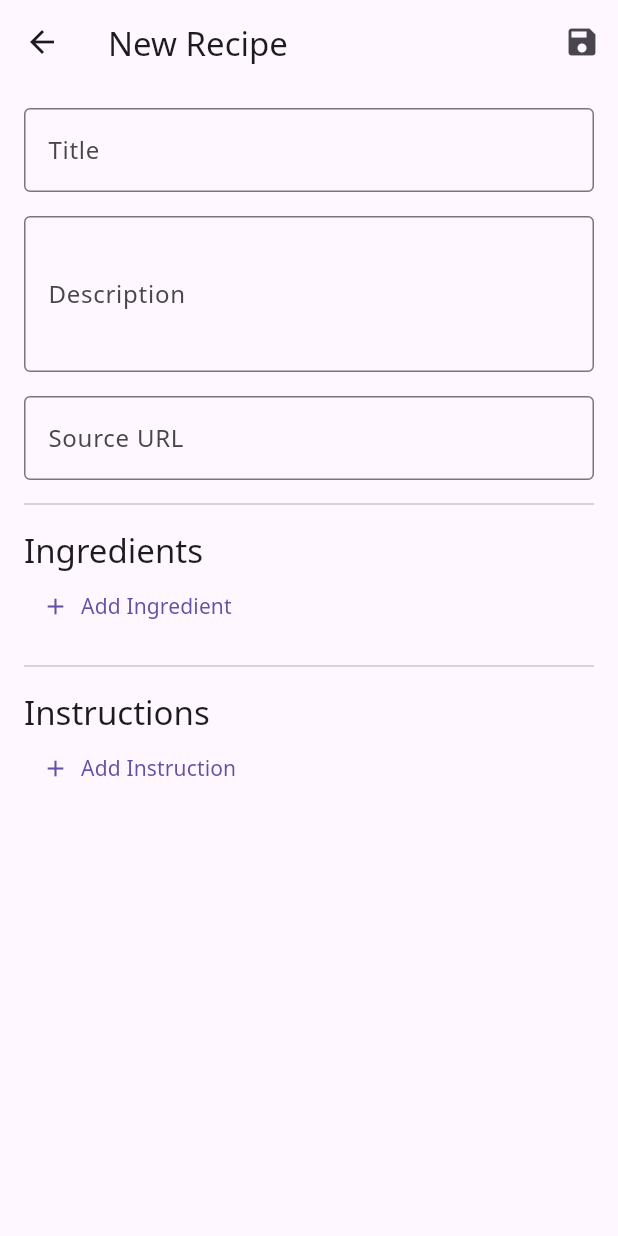
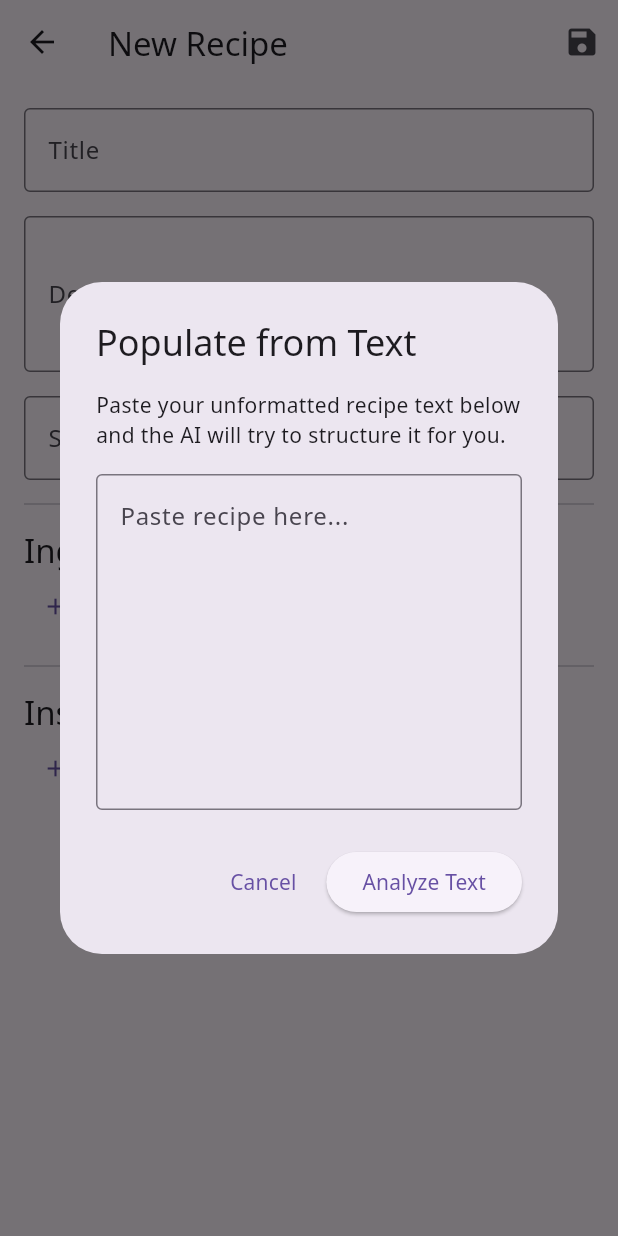
Before and after one commit to cernel-joson/recette, a Flutter app: the RecipeEditScreen screen opened directly, on a phone screen of 412 x 824 dp. Run offline on Flutter 3.47's test engine with Material 3 defaults, Android fonts, the phone set to English and light mode, and no system bars; our stand-ins replace pdf, printing, sqflite; accounts and stored records are empty.

Commit message:
add analyze recipe text function

```diff
--- a/lib/screens/recipe_edit_screen.dart
+++ b/lib/screens/recipe_edit_screen.dart
@@ -1,10 +1,14 @@
+// lib/screens/recipe_edit_screen.dart
+
+import 'dart:convert';
 import 'package:flutter/material.dart';
+import 'package:http/http.dart' as http;
 import '../models/recipe_model.dart';
 import '../helpers/database_helper.dart';
 
-// --- Recipe Edit Screen ---
+// This screen handles both creating a new recipe and editing an existing one.
 class RecipeEditScreen extends StatefulWidget {
-  final Recipe? recipe;
+  final Recipe? recipe; // If a recipe is passed, we're in "Edit Mode"
 
   const RecipeEditScreen({super.key, this.recipe});
 
@@ -22,19 +26,43 @@ class _RecipeEditScreenState extends State<RecipeEditScreen> {
   late List<TextEditingController> _ingredientControllers;
   late List<TextEditingController> _instructionControllers;
 
+  bool _isAiLoading = false;
+
   @override
   void initState() {
     super.initState();
-    _titleController = TextEditingController(text: widget.recipe?.title ?? '');
-    _descriptionController = TextEditingController(text: widget.recipe?.description ?? '');
-    _sourceUrlController = TextEditingController(text: widget.recipe?.sourceUrl ?? '');
+    // Initialize controllers with existing recipe data or as empty
+    _populateControllers(widget.recipe);
 
-    _ingredientControllers = widget.recipe?.ingredients.map((i) => TextEditingController(text: i.toString())).toList() ?? [];
-    _instructionControllers = widget.recipe?.instructions.map((i) => TextEditingController(text: i)).toList() ?? [];
+    // If this is a new recipe, automatically show the paste dialog.
+    if (widget.recipe == null) {
+      // This ensures the dialog shows after the screen is built.
+      WidgetsBinding.instance.addPostFrameCallback((_) {
+        _showPasteTextDialog();
+      });
+    }
+  }
+
+  void _populateControllers(Recipe? recipe) {
+    _titleController = TextEditingController(text: recipe?.title ?? '');
+    _descriptionController = TextEditingController(text: recipe?.description ?? '');
+    _sourceUrlController = TextEditingController(text: recipe?.sourceUrl ?? '');
+
+    // A more robust way to handle ingredients for editing
+    _ingredientControllers = recipe?.ingredients.map((i) {
+      String text = i.toString();
+      if (i.notes.isNotEmpty) {
+        text += ' (${i.notes})';
+      }
+      return TextEditingController(text: text);
+    }).toList() ?? [];
+
+    _instructionControllers = recipe?.instructions.map((i) => TextEditingController(text: i)).toList() ?? [];
   }
 
   @override
   void dispose() {
+    // Dispose all controllers to free up resources
     _titleController.dispose();
     _descriptionController.dispose();
     _sourceUrlController.dispose();
@@ -47,8 +75,98 @@ class _RecipeEditScreenState extends State<RecipeEditScreen> {
     super.dispose();
   }
 
+  Future<void> _analyzePastedText(String pastedText) async {
+    setState(() { _isAiLoading = true; });
+
+    // This is the same cloud function URL from the main screen.
+    const cloudFunctionUrl = "https://recipe-analyzer-api-1004204297555.us-central1.run.app";
+
+    try {
+      final response = await http.post(
+        Uri.parse(cloudFunctionUrl),
+        headers: {
+          'Content-Type': 'application/json',
+          'User-Agent': 'Mozilla/5.0 (Windows NT 10.0; Win64; x64) AppleWebKit/537.36 (KHTML, like Gecko) Chrome/58.0.3029.110 Safari/537.36',
+        },
+        // Send the text instead of a URL
+        body: json.encode({'text': pastedText}),
+      );
+
+      if (response.statusCode == 200 && mounted) {
+        final data = json.decode(response.body);
+        // Create a recipe object from the AI response
+        final parsedRecipe = Recipe.fromJson(data, _sourceUrlController.text);
+        // Use the new recipe data to repopulate the text fields
+        setState(() {
+          _populateControllers(parsedRecipe);
+        });
+      } else {
+        // Handle error
+        if (mounted) {
+          ScaffoldMessenger.of(context).showSnackBar(
+            SnackBar(content: Text('Error analyzing text: ${response.body}')),
+          );
+        }
+      }
+    } catch (e) {
+      if (mounted) {
+        ScaffoldMessenger.of(context).showSnackBar(
+          SnackBar(content: Text('Failed to analyze text: $e')),
+        );
+      }
+    } finally {
+      if (mounted) {
+        setState(() { _isAiLoading = false; });
+      }
+    }
+  }
+
+  void _showPasteTextDialog() {
+    final textController = TextEditingController();
+    showDialog(
+      context: context,
+      builder: (dialogContext) {
+        return AlertDialog(
+          title: const Text('Populate from Text'),
+          content: Column(
+            mainAxisSize: MainAxisSize.min,
+            children: [
+              const Text('Paste your unformatted recipe text below and the AI will try to structure it for you.'),
+              const SizedBox(height: 16),
+              TextField(
+                controller: textController,
+                maxLines: 8,
+                decoration: const InputDecoration(
+                  hintText: 'Paste recipe here...',
+                  border: OutlineInputBorder(),
+                ),
+              ),
+            ],
+          ),
+          actions: [
+            TextButton(
+              onPressed: () => Navigator.of(dialogContext).pop(),
+              child: const Text('Cancel'),
+            ),
+            ElevatedButton(
+              onPressed: () {
+                if (textController.text.isNotEmpty) {
+                  _analyzePastedText(textController.text);
+                }
+                Navigator.of(dialogContext).pop();
+              },
+              child: const Text('Analyze Text'),
+            ),
+          ],
+        );
+      },
+    );
+  }
+
   void _saveForm() async {
     if (_formKey.currentState!.validate()) {
+      // This parsing is still simplistic. For a production app, you'd want
+      // separate fields for each part of the ingredient.
       final ingredients = _ingredientControllers.map((c) => Ingredient(quantity: '', unit: '', name: c.text, notes: '')).toList();
       final instructions = _instructionControllers.map((c) => c.text).toList();
 
@@ -81,13 +199,41 @@ class _RecipeEditScreenState extends State<RecipeEditScreen> {
       appBar: AppBar(
         title: Text(widget.recipe == null ? 'New Recipe' : 'Edit Recipe'),
         actions: [
+          // Show the "repopulate" button only when editing an existing recipe
+          if (widget.recipe != null)
+            IconButton(
+              icon: const Icon(Icons.paste_sharp),
+              tooltip: 'Repopulate from Text',
+              onPressed: () {
+                 showDialog(
+                    context: context,
+                    builder: (BuildContext dialogContext) => AlertDialog(
+                      title: const Text('Confirm Repopulate'),
+                      content: const Text('This will replace all current recipe data with the newly analyzed text. Continue?'),
+                      actions: <Widget>[
+                        TextButton(onPressed: () => Navigator.of(dialogContext).pop(), child: const Text('Cancel')),
+                        TextButton(
+                          onPressed: () {
+                            Navigator.of(dialogContext).pop();
+                            _showPasteTextDialog();
+                          },
+                          child: const Text('Continue'),
+                        ),
+                      ],
+                    ),
+                  );
+              },
+            ),
           IconButton(
             icon: const Icon(Icons.save),
+            tooltip: 'Save Recipe',
             onPressed: _saveForm,
-          )
+          ),
         ],
       ),
-      body: Form(
+      body: _isAiLoading
+        ? const Center(child: CircularProgressIndicator(semanticsLabel: 'AI is analyzing...'))
+        : Form(
             key: _formKey,
             child: SingleChildScrollView(
               padding: const EdgeInsets.all(16.0),
@@ -141,6 +287,7 @@ class _RecipeEditScreenState extends State<RecipeEditScreen> {
                 icon: const Icon(Icons.delete_outline, color: Colors.red),
                 onPressed: () {
                   setState(() {
+                    controllers[i].dispose(); // Dispose the controller before removing
                     controllers.removeAt(i);
                   });
                 },
```
Lines whose indentation alone changed are shown as unchanged.
